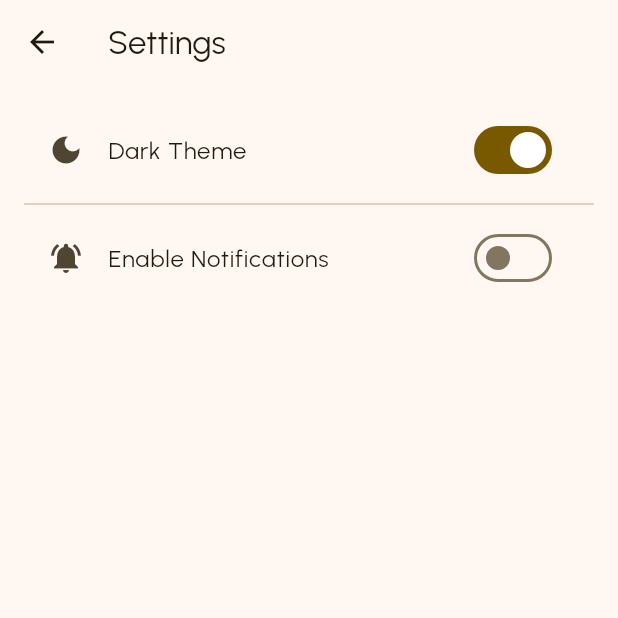
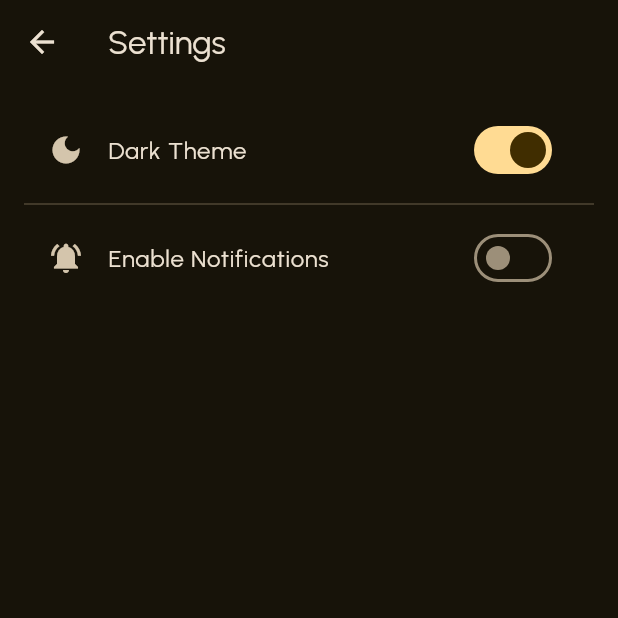
Before and after one commit to fadhlansulistiyo/dishdash_restaurant, a Flutter app: the SettingScreen screen opened directly, after a tap on "Dark Theme", on a phone screen of 412 x 824 dp, the top half of it. Run offline on Flutter 3.47's test engine with Material 3 defaults, Android fonts, the phone set to English and light mode, and no system bars; our stand-ins replace google_fonts, shared_preferences, sqflite; accounts and stored records are empty; network calls fail.

Commit message:
add theme preference

```diff
--- a/lib/data/model/settings.dart
+++ /dev/null
@@ -1,9 +0,0 @@
-class Settings {
-  final bool darkThemeEnable;
-  final bool notificationEnable;
-
-  Settings({
-    required this.darkThemeEnable,
-    required this.notificationEnable
-  });
-}
--- /dev/null
+++ b/lib/provider/settings/theme_provider.dart
@@ -0,0 +1,25 @@
+import 'package:flutter/material.dart';
+import '../../services/theme_preferences.dart';
+
+class ThemeProvider extends ChangeNotifier {
+  ThemeMode _themeMode = ThemeMode.light;
+  final ThemePreference _themePreference;
+
+  ThemeProvider(this._themePreference) {
+    _loadThemePreference();
+  }
+
+  ThemeMode get themeMode => _themeMode;
+
+  Future<void> toggleTheme(bool isDarkMode) async {
+    _themeMode = isDarkMode ? ThemeMode.dark : ThemeMode.light;
+    _themePreference.setTheme(isDarkMode);
+    notifyListeners();
+  }
+
+  Future<void> _loadThemePreference() async {
+    bool isDarkMode = await _themePreference.getTheme();
+    _themeMode = isDarkMode ? ThemeMode.dark : ThemeMode.light;
+    notifyListeners();
+  }
+}
--- a/lib/screen/settings/setting_screen.dart
+++ b/lib/screen/settings/setting_screen.dart
@@ -1,4 +1,6 @@
 import 'package:flutter/material.dart';
+import 'package:provider/provider.dart';
+import '../../provider/settings/theme_provider.dart';
 
 class SettingScreen extends StatefulWidget {
   const SettingScreen({super.key});
@@ -8,11 +10,13 @@ class SettingScreen extends StatefulWidget {
 }
 
 class _SettingScreenState extends State<SettingScreen> {
-  bool _isDarkTheme = false;
   bool _isNotificationEnabled = false;
 
   @override
   Widget build(BuildContext context) {
+    final themeProvider = context.watch<ThemeProvider>();
+    bool isDarkTheme = themeProvider.themeMode == ThemeMode.dark;
+
     return Scaffold(
       appBar: AppBar(
         title: const Text('Settings'),
@@ -23,11 +27,11 @@ class _SettingScreenState extends State<SettingScreen> {
           children: [
             SwitchListTile(
               title: const Text('Dark Theme'),
-              value: _isDarkTheme,
+              value: isDarkTheme,
               secondary: const Icon(Icons.dark_mode),
               onChanged: (bool value) {
                 setState(() {
-                  _isDarkTheme = value;
+                  themeProvider.toggleTheme(value);
                   // logic
                 });
               },
--- /dev/null
+++ b/lib/services/theme_preferences.dart
@@ -0,0 +1,20 @@
+import 'package:shared_preferences/shared_preferences.dart';
+
+class ThemePreference {
+  static const _themePreferenceKey = 'isDarkMode';
+  final SharedPreferences _preferences;
+
+  ThemePreference(this._preferences);
+
+  Future<bool> getTheme() async {
+    return _preferences.getBool(_themePreferenceKey) ?? false;
+  }
+
+  Future<void> setTheme(bool isDarkMode) async {
+    try {
+      await _preferences.setBool(_themePreferenceKey, isDarkMode);
+    } catch (e) {
+      throw Exception("Unable to save Theme.");
+    }
+  }
+}
```
Also changed, not shown: lib/main.dart (+15 -2 lines).
